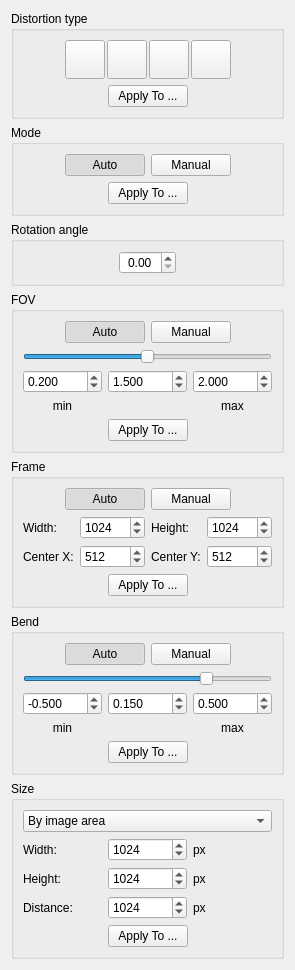
Before: the Qt Designer form src/core/filters/deskew/ui/DeskewOptionsWidget.ui in ImageProcessing-ElectronicPublications/scantailor-deviant, drawn with Qt 5.
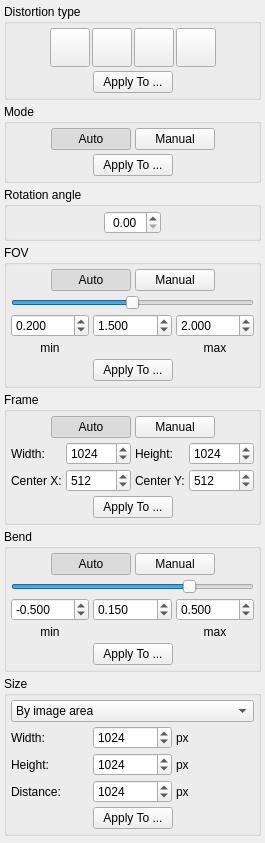
After: the same form once the commit is applied. Icons and pictures are not drawn.

Commit message: Minimize options wingets UI spacings

Patch:
```diff
--- a/src/core/filters/deskew/ui/DeskewOptionsWidget.ui
+++ b/src/core/filters/deskew/ui/DeskewOptionsWidget.ui
@@ -6,20 +6,50 @@
    <rect>
     <x>0</x>
     <y>0</y>
-    <width>268</width>
-    <height>942</height>
+    <width>248</width>
+    <height>843</height>
    </rect>
   </property>
   <property name="windowTitle">
    <string>Form</string>
   </property>
   <layout class="QVBoxLayout" name="verticalLayout_4">
+   <property name="spacing">
+    <number>4</number>
+   </property>
+   <property name="leftMargin">
+    <number>4</number>
+   </property>
+   <property name="topMargin">
+    <number>4</number>
+   </property>
+   <property name="rightMargin">
+    <number>4</number>
+   </property>
+   <property name="bottomMargin">
+    <number>4</number>
+   </property>
    <item>
     <widget class="QGroupBox" name="distortionTypePanel">
      <property name="title">
       <string>Distortion type</string>
      </property>
-     <layout class="QVBoxLayout" name="verticalLayout_2">
+     <layout class="QVBoxLayout" name="verticalLayout_2" stretch="0,0">
+      <property name="spacing">
+       <number>4</number>
+      </property>
+      <property name="leftMargin">
+       <number>4</number>
+      </property>
+      <property name="topMargin">
+       <number>4</number>
+      </property>
+      <property name="rightMargin">
+       <number>4</number>
+      </property>
+      <property name="bottomMargin">
+       <number>4</number>
+      </property>
       <item>
        <layout class="QHBoxLayout" name="distortionTypeHorizontalLayout">
         <property name="spacing">
@@ -32,7 +62,7 @@
           </property>
           <property name="sizeHint" stdset="0">
            <size>
-            <width>1</width>
+            <width>4</width>
             <height>20</height>
            </size>
           </property>
@@ -157,7 +187,7 @@
           </property>
           <property name="sizeHint" stdset="0">
            <size>
-            <width>1</width>
+            <width>4</width>
             <height>20</height>
            </size>
           </property>
@@ -174,7 +204,7 @@
           </property>
           <property name="sizeHint" stdset="0">
            <size>
-            <width>1</width>
+            <width>4</width>
             <height>17</height>
            </size>
           </property>
@@ -194,7 +224,7 @@
           </property>
           <property name="sizeHint" stdset="0">
            <size>
-            <width>1</width>
+            <width>4</width>
             <height>17</height>
            </size>
           </property>
@@ -211,6 +241,21 @@
       <string>Mode</string>
      </property>
      <layout class="QVBoxLayout" name="verticalLayout_3">
+      <property name="spacing">
+       <number>4</number>
+      </property>
+      <property name="leftMargin">
+       <number>4</number>
+      </property>
+      <property name="topMargin">
+       <number>4</number>
+      </property>
+      <property name="rightMargin">
+       <number>4</number>
+      </property>
+      <property name="bottomMargin">
+       <number>4</number>
+      </property>
       <item>
        <layout class="QHBoxLayout" name="modeHorizontalLayout">
         <item>
@@ -220,7 +265,7 @@
           </property>
           <property name="sizeHint" stdset="0">
            <size>
-            <width>1</width>
+            <width>4</width>
             <height>20</height>
            </size>
           </property>
@@ -228,6 +273,12 @@
         </item>
         <item>
          <widget class="QPushButton" name="modeAutoBtn">
+          <property name="sizePolicy">
+           <sizepolicy hsizetype="Maximum" vsizetype="Fixed">
+            <horstretch>0</horstretch>
+            <verstretch>0</verstretch>
+           </sizepolicy>
+          </property>
           <property name="text">
            <string>Auto</string>
           </property>
@@ -244,6 +295,12 @@
         </item>
         <item>
          <widget class="QPushButton" name="modeManualBtn">
+          <property name="sizePolicy">
+           <sizepolicy hsizetype="Maximum" vsizetype="Fixed">
+            <horstretch>0</horstretch>
+            <verstretch>0</verstretch>
+           </sizepolicy>
+          </property>
           <property name="text">
            <string>Manual</string>
           </property>
@@ -265,7 +322,7 @@
           </property>
           <property name="sizeHint" stdset="0">
            <size>
-            <width>1</width>
+            <width>4</width>
             <height>20</height>
            </size>
           </property>
@@ -282,7 +339,7 @@
           </property>
           <property name="sizeHint" stdset="0">
            <size>
-            <width>10</width>
+            <width>4</width>
             <height>20</height>
            </size>
           </property>
@@ -302,7 +359,7 @@
           </property>
           <property name="sizeHint" stdset="0">
            <size>
-            <width>10</width>
+            <width>4</width>
             <height>20</height>
            </size>
           </property>
@@ -319,6 +376,21 @@
       <string>Rotation angle</string>
      </property>
      <layout class="QHBoxLayout" name="horizontalLayout_3">
+      <property name="spacing">
+       <number>4</number>
+      </property>
+      <property name="leftMargin">
+       <number>4</number>
+      </property>
+      <property name="topMargin">
+       <number>4</number>
+      </property>
+      <property name="rightMargin">
+       <number>4</number>
+      </property>
+      <property name="bottomMargin">
+       <number>4</number>
+      </property>
       <item>
        <spacer name="horizontalSpacerRotationLeft">
         <property name="orientation">
@@ -326,7 +398,7 @@
         </property>
         <property name="sizeHint" stdset="0">
          <size>
-          <width>1</width>
+          <width>4</width>
           <height>20</height>
          </size>
         </property>
@@ -349,7 +421,7 @@
         </property>
         <property name="sizeHint" stdset="0">
          <size>
-          <width>1</width>
+          <width>4</width>
           <height>20</height>
          </size>
         </property>
@@ -364,6 +436,21 @@
       <string>FOV</string>
      </property>
      <layout class="QVBoxLayout" name="verticalLayout">
+      <property name="spacing">
+       <number>4</number>
+      </property>
+      <property name="leftMargin">
+       <number>4</number>
+      </property>
+      <property name="topMargin">
+       <number>4</number>
+      </property>
+      <property name="rightMargin">
+       <number>4</number>
+      </property>
+      <property name="bottomMargin">
+       <number>4</number>
+      </property>
       <item>
        <layout class="QHBoxLayout" name="fovAutoManualHorizontalLayout">
         <item>
@@ -373,7 +460,7 @@
           </property>
           <property name="sizeHint" stdset="0">
            <size>
-            <width>1</width>
+            <width>4</width>
             <height>20</height>
            </size>
           </property>
@@ -415,7 +502,7 @@
           </property>
           <property name="sizeHint" stdset="0">
            <size>
-            <width>1</width>
+            <width>4</width>
             <height>20</height>
            </size>
           </property>
@@ -526,7 +613,7 @@
           </property>
           <property name="sizeHint" stdset="0">
            <size>
-            <width>10</width>
+            <width>4</width>
             <height>20</height>
            </size>
           </property>
@@ -546,7 +633,7 @@
           </property>
           <property name="sizeHint" stdset="0">
            <size>
-            <width>10</width>
+            <width>4</width>
             <height>20</height>
            </size>
           </property>
@@ -563,6 +650,21 @@
       <string>Frame</string>
      </property>
      <layout class="QVBoxLayout" name="verticalLayout_9">
+      <property name="spacing">
+       <number>4</number>
+      </property>
+      <property name="leftMargin">
+       <number>4</number>
+      </property>
+      <property name="topMargin">
+       <number>4</number>
+      </property>
+      <property name="rightMargin">
+       <number>4</number>
+      </property>
+      <property name="bottomMargin">
+       <number>4</number>
+      </property>
       <item>
        <layout class="QHBoxLayout" name="frameAutoManualHorizontalLayout">
         <item>
@@ -572,7 +674,7 @@
           </property>
           <property name="sizeHint" stdset="0">
            <size>
-            <width>1</width>
+            <width>4</width>
             <height>20</height>
            </size>
           </property>
@@ -614,7 +716,7 @@
           </property>
           <property name="sizeHint" stdset="0">
            <size>
-            <width>1</width>
+            <width>4</width>
             <height>20</height>
            </size>
           </property>
@@ -739,7 +841,7 @@
           </property>
           <property name="sizeHint" stdset="0">
            <size>
-            <width>10</width>
+            <width>4</width>
             <height>20</height>
            </size>
           </property>
@@ -759,7 +861,7 @@
           </property>
           <property name="sizeHint" stdset="0">
            <size>
-            <width>10</width>
+            <width>4</width>
             <height>20</height>
            </size>
           </property>
@@ -776,6 +878,21 @@
       <string>Bend</string>
      </property>
      <layout class="QVBoxLayout" name="verticalLayout_5">
+      <property name="spacing">
+       <number>4</number>
+      </property>
+      <property name="leftMargin">
+       <number>4</number>
+      </property>
+      <property name="topMargin">
+       <number>4</number>
+      </property>
+      <property name="rightMargin">
+       <number>4</number>
+      </property>
+      <property name="bottomMargin">
+       <number>4</number>
+      </property>
       <item>
        <layout class="QHBoxLayout" name="bendAutoManualHorizontalLayout">
         <item>
@@ -785,7 +902,7 @@
           </property>
           <property name="sizeHint" stdset="0">
            <size>
-            <width>1</width>
+            <width>4</width>
             <height>20</height>
            </size>
           </property>
@@ -827,7 +944,7 @@
           </property>
           <property name="sizeHint" stdset="0">
            <size>
-            <width>1</width>
+            <width>4</width>
             <height>20</height>
            </size>
           </property>
@@ -941,7 +1058,7 @@
           </property>
           <property name="sizeHint" stdset="0">
            <size>
-            <width>10</width>
+            <width>4</width>
             <height>20</height>
            </size>
           </property>
@@ -961,7 +1078,7 @@
           </property>
           <property name="sizeHint" stdset="0">
            <size>
-            <width>10</width>
+            <width>4</width>
             <height>20</height>
            </size>
           </property>
@@ -978,6 +1095,21 @@
       <string>Size</string>
      </property>
      <layout class="QVBoxLayout" name="verticalLayout_7">
+      <property name="spacing">
+       <number>4</number>
+      </property>
+      <property name="leftMargin">
+       <number>4</number>
+      </property>
+      <property name="topMargin">
+       <number>4</number>
+      </property>
+      <property name="rightMargin">
+       <number>4</number>
+      </property>
+      <property name="bottomMargin">
+       <number>4</number>
+      </property>
       <item>
        <widget class="QComboBox" name="sizeModeComboBox">
         <item>
@@ -1105,7 +1237,7 @@
           </property>
           <property name="sizeHint" stdset="0">
            <size>
-            <width>10</width>
+            <width>4</width>
             <height>20</height>
            </size>
           </property>
@@ -1125,7 +1257,7 @@
           </property>
           <property name="sizeHint" stdset="0">
            <size>
-            <width>10</width>
+            <width>4</width>
             <height>20</height>
            </size>
           </property>
@@ -1144,7 +1276,7 @@
      <property name="sizeHint" stdset="0">
       <size>
        <width>20</width>
-       <height>1</height>
+       <height>20</height>
       </size>
      </property>
     </spacer>
```
Left out of the diff: 37 changed lines with no effect on the pictures. The commit also changes 8 other files.
